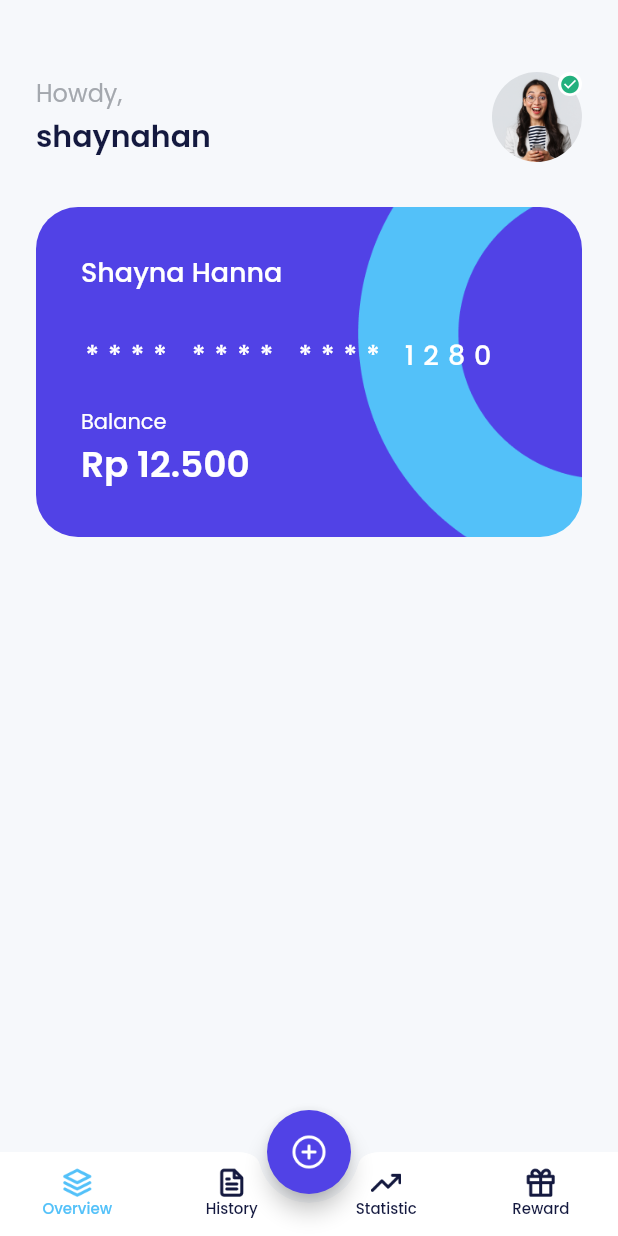
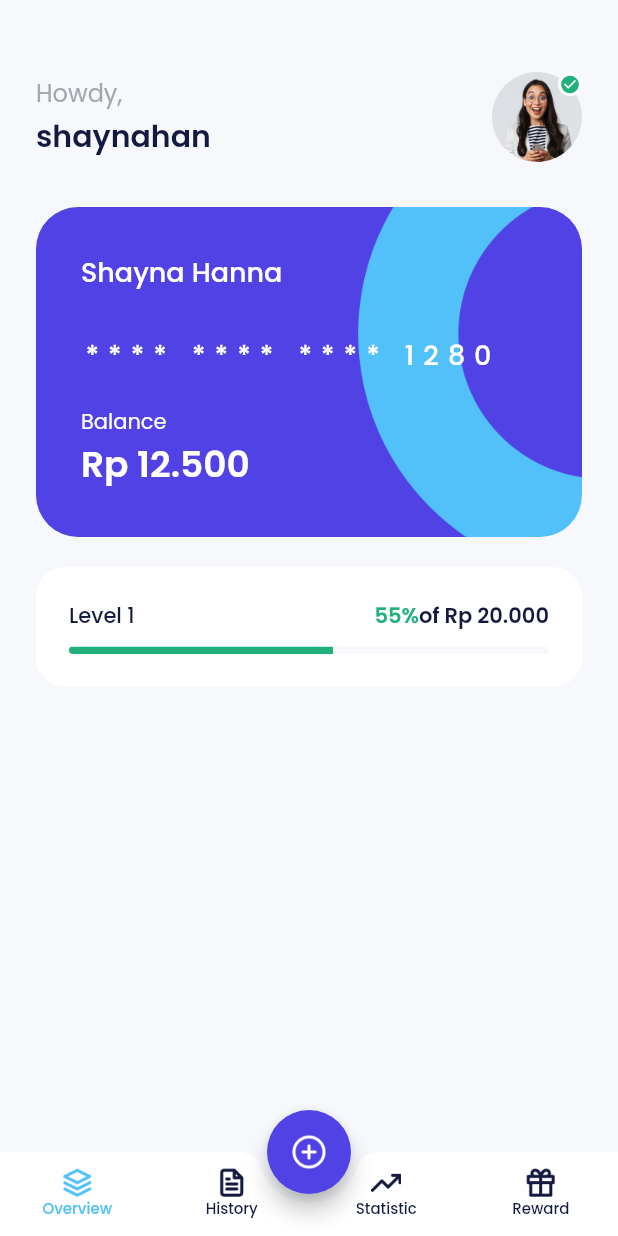
Before and after one commit to setiyonore/bank_sha, a Flutter app: the HomePage screen opened by its route, on a phone screen of 412 x 824 dp. Run offline on Flutter 3.47's test engine with Material 2 defaults, Android fonts, the phone set to English and light mode, and no system bars; our stand-ins replace carousel_slider, google_fonts; missing offline and left inert: dart:ffi.

Commit message:
build level

```diff
--- a/lib/ui/pages/home_page.dart
+++ b/lib/ui/pages/home_page.dart
@@ -80,6 +80,7 @@ class HomePage extends StatelessWidget {
         children: [
           buildProfile(),
           buildWalletCard(),
+          buildLevel(),
         ],
       ),
     );
@@ -205,4 +206,58 @@ class HomePage extends StatelessWidget {
       ),
     );
   }
+
+  Widget buildLevel() {
+    return Container(
+      margin: const EdgeInsets.only(
+        top: 20,
+      ),
+      padding: const EdgeInsets.all(
+        22,
+      ),
+      decoration: BoxDecoration(
+        borderRadius: BorderRadius.circular(20),
+        color: whiteColor,
+      ),
+      child: Column(
+        children: [
+          Row(
+            children: [
+              Text(
+                'Level 1',
+                style: blackTextStyle.copyWith(
+                  fontWeight: medium,
+                ),
+              ),
+              const Spacer(),
+              Text(
+                '55%',
+                style: greenTextStyle.copyWith(
+                  fontWeight: semiBold,
+                ),
+              ),
+              Text(
+                'of Rp 20.000',
+                style: blackTextStyle.copyWith(
+                  fontWeight: semiBold,
+                ),
+              ),
+            ],
+          ),
+          const SizedBox(
+            height: 10,
+          ),
+          ClipRRect(
+            borderRadius: BorderRadius.circular(55),
+            child: LinearProgressIndicator(
+              minHeight: 5,
+              value: 0.55,
+              valueColor: AlwaysStoppedAnimation(greenColor),
+              backgroundColor: lightBackgroundColor,
+            ),
+          ),
+        ],
+      ),
+    );
+  }
 }
```
